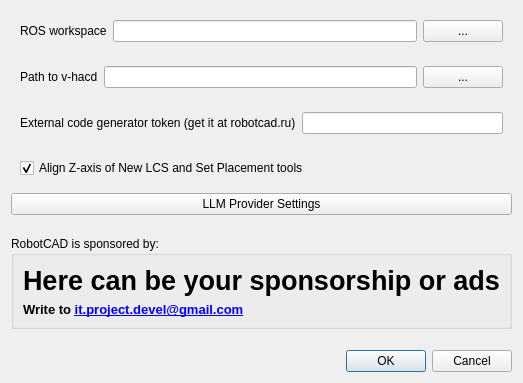
Above: resources/ui/wb_settings.ui from drfenixion/freecad.robotcad before the change. Below: the same form after it.
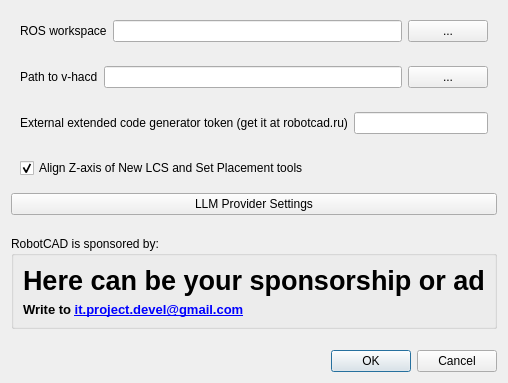
That is the form after the change.

What changed in the file:
```diff
--- a/resources/ui/wb_settings.ui
+++ b/resources/ui/wb_settings.ui
@@ -75,7 +75,7 @@
          <string>You can get this token from robotcad.ru site. It will be used by external code generator.</string>
         </property>
         <property name="text">
-         <string>External code generator token (get it at robotcad.ru)</string>
+         <string>External extended code generator token (get it at robotcad.ru)</string>
         </property>
        </widget>
       </item>
@@ -154,7 +154,7 @@
          </font>
         </property>
         <property name="text">
-         <string>Here can be your sponsorship or ads</string>
+         <string>Here can be your sponsorship or ad</string>
         </property>
        </widget>
       </item>
```
